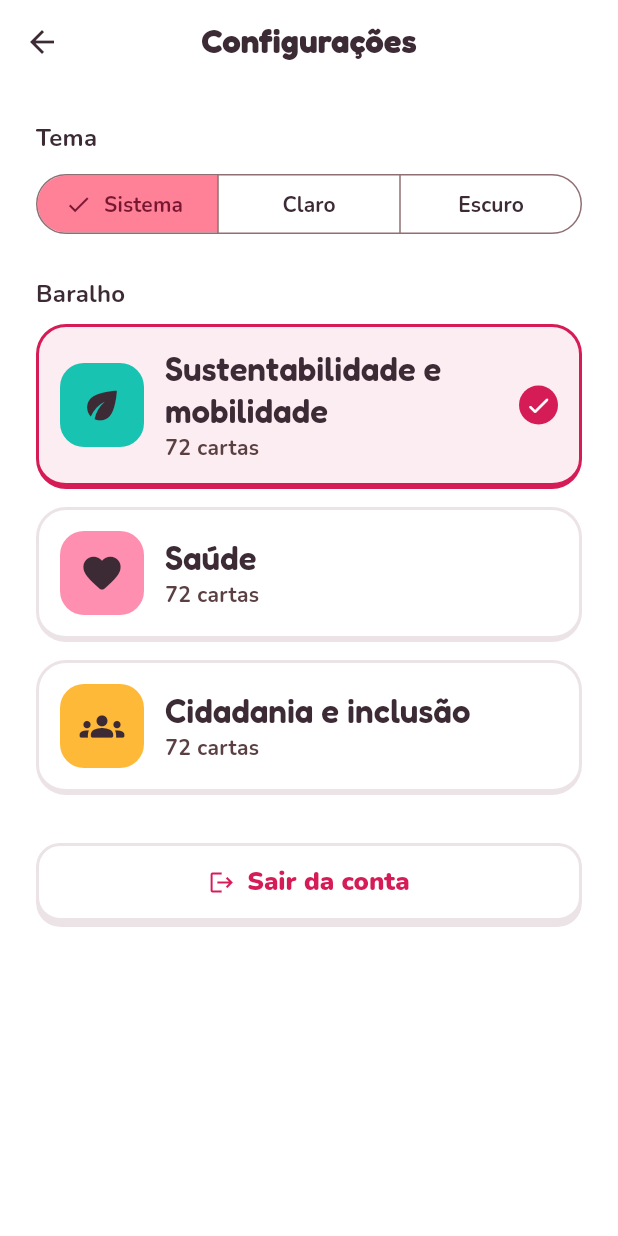
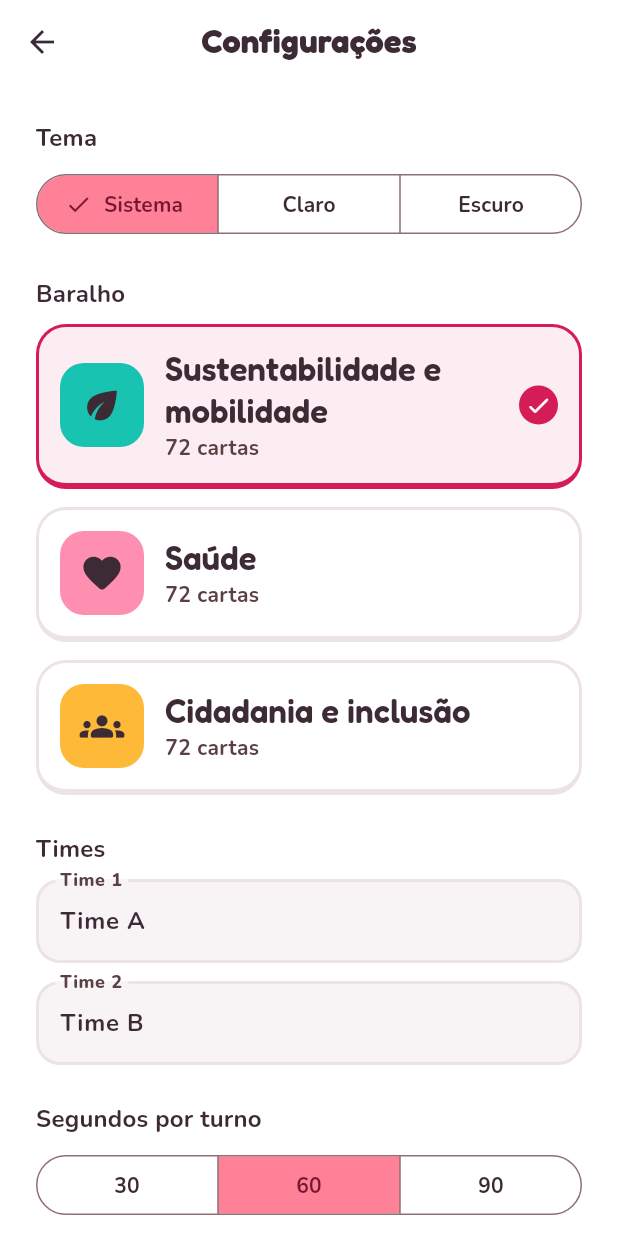
Before and after one commit to mcoldibelli/nao-pode, a Flutter app: the screen it shows once a user with an empty profile is signed in, after a tap on the "settings" icon, on a phone screen of 412 x 824 dp. Run offline on Flutter 3.47's test engine with Material 3 defaults, Android fonts, the phone set to English and light mode, and no system bars; our stand-ins replace audioplayers, firebase_auth, firebase_core, flutter_animate; accounts and stored records are empty.

Commit message:
feat: move match options to settings and start the match from Jogar

```diff
--- a/lib/domain/configuracao.dart
+++ b/lib/domain/configuracao.dart
@@ -16,4 +16,22 @@ class Configuracao {
   final int segundosPorTurno;
   final int rodadas;
   final int pulosPorTurno;
+
+  Configuracao copyWith({
+    String? nomeTimeA,
+    String? nomeTimeB,
+    Baralho? baralho,
+    int? segundosPorTurno,
+    int? rodadas,
+    int? pulosPorTurno,
+  }) {
+    return Configuracao(
+      nomeTimeA: nomeTimeA ?? this.nomeTimeA,
+      nomeTimeB: nomeTimeB ?? this.nomeTimeB,
+      baralho: baralho ?? this.baralho,
+      segundosPorTurno: segundosPorTurno ?? this.segundosPorTurno,
+      rodadas: rodadas ?? this.rodadas,
+      pulosPorTurno: pulosPorTurno ?? this.pulosPorTurno,
+    );
+  }
 }
--- a/lib/ui/tela_ajustes.dart
+++ b/lib/ui/tela_ajustes.dart
@@ -3,10 +3,17 @@ import 'package:flutter/material.dart';
 import '../data/autenticacao.dart';
 import '../data/baralhos.dart';
 import '../domain/baralho.dart';
+import '../domain/configuracao.dart';
 import 'estilo.dart';
 
 final modoDoTema = ValueNotifier(ThemeMode.system);
-final baralhoEscolhido = ValueNotifier<Baralho>(baralhos.first);
+final configuracaoDaPartida = ValueNotifier(
+  Configuracao(
+    nomeTimeA: 'Time A',
+    nomeTimeB: 'Time B',
+    baralho: baralhos.first,
+  ),
+);
 
 // Ícone e cor de cada baralho, na ordem de data/baralhos.dart.
 const _aparencia = [
@@ -15,43 +22,111 @@ const _aparencia = [
   (Icons.groups_rounded, sol),
 ];
 
-class TelaAjustes extends StatelessWidget {
+class TelaAjustes extends StatefulWidget {
   const TelaAjustes({super.key, this.sair = sairDoFirebase});
 
   final Sair sair;
 
-  void _sair(BuildContext context) {
+  @override
+  State<TelaAjustes> createState() => _TelaAjustesState();
+}
+
+class _TelaAjustesState extends State<TelaAjustes> {
+  final _times = GlobalKey<FormState>();
+  final _timeA = TextEditingController(
+    text: configuracaoDaPartida.value.nomeTimeA,
+  );
+  final _timeB = TextEditingController(
+    text: configuracaoDaPartida.value.nomeTimeB,
+  );
+
+  @override
+  void dispose() {
+    _timeA.dispose();
+    _timeB.dispose();
+    super.dispose();
+  }
+
+  void _mudar(Configuracao Function(Configuracao atual) mudanca) {
+    configuracaoDaPartida.value = mudanca(configuracaoDaPartida.value);
+  }
+
+  String? _validarNome(String? valor) {
+    if (valor == null || valor.trim().isEmpty) return 'Informe o nome do time';
+    if (_timeA.text.trim() == _timeB.text.trim()) {
+      return 'Os times precisam de nomes diferentes';
+    }
+    return null;
+  }
+
+  // Só guarda nomes válidos; com erro, a partida usa os últimos nomes válidos.
+  void _salvarTimes() {
+    if (!_times.currentState!.validate()) return;
+    _mudar(
+      (atual) => atual.copyWith(
+        nomeTimeA: _timeA.text.trim(),
+        nomeTimeB: _timeB.text.trim(),
+      ),
+    );
+  }
+
+  void _sair() {
     Navigator.popUntil(context, (rota) => rota.isFirst);
-    sair();
+    widget.sair();
+  }
+
+  Widget _titulo(String texto) => Padding(
+    padding: const EdgeInsets.only(top: 24, bottom: 8),
+    child: Text(texto, style: Theme.of(context).textTheme.titleMedium),
+  );
+
+  Widget _numeros(
+    String chave,
+    List<int> opcoes,
+    int atual,
+    Configuracao Function(Configuracao config, int valor) mudanca,
+  ) {
+    return SegmentedButton<int>(
+      key: ValueKey(chave),
+      showSelectedIcon: false,
+      segments: [
+        for (final opcao in opcoes)
+          ButtonSegment(value: opcao, label: Text('$opcao')),
+      ],
+      selected: {atual},
+      onSelectionChanged: (escolha) =>
+          _mudar((config) => mudanca(config, escolha.first)),
+    );
   }
 
   @override
   Widget build(BuildContext context) {
     return Scaffold(
       appBar: AppBar(title: const Text('Configurações')),
-      body: ListView(
-        padding: const EdgeInsets.all(24),
+      body: ValueListenableBuilder(
+        valueListenable: configuracaoDaPartida,
+        builder: (context, config, _) => ListView(
+          padding: const EdgeInsets.fromLTRB(24, 0, 24, 24),
           children: [
-          Text('Tema', style: Theme.of(context).textTheme.titleMedium),
-          const SizedBox(height: 8),
+            _titulo('Tema'),
             ValueListenableBuilder(
               valueListenable: modoDoTema,
               builder: (context, modo, _) => SegmentedButton<ThemeMode>(
                 segments: const [
-                ButtonSegment(value: ThemeMode.system, label: Text('Sistema')),
+                  ButtonSegment(
+                    value: ThemeMode.system,
+                    label: Text('Sistema'),
+                  ),
                   ButtonSegment(value: ThemeMode.light, label: Text('Claro')),
                   ButtonSegment(value: ThemeMode.dark, label: Text('Escuro')),
                 ],
                 selected: {modo},
-              onSelectionChanged: (escolha) => modoDoTema.value = escolha.first,
+                onSelectionChanged: (escolha) =>
+                    modoDoTema.value = escolha.first,
               ),
             ),
-          const SizedBox(height: 24),
-          Text('Baralho', style: Theme.of(context).textTheme.titleMedium),
-          const SizedBox(height: 8),
-          ValueListenableBuilder(
-            valueListenable: baralhoEscolhido,
-            builder: (context, escolhido, _) => Column(
+            _titulo('Baralho'),
+            Column(
               spacing: 12,
               children: [
                 for (final (i, baralho) in baralhos.indexed)
@@ -59,19 +134,63 @@ class TelaAjustes extends StatelessWidget {
                     baralho: baralho,
                     icone: _aparencia[i].$1,
                     cor: _aparencia[i].$2,
-                    escolhido: baralho == escolhido,
-                    aoEscolher: () => baralhoEscolhido.value = baralho,
+                    escolhido: baralho == config.baralho,
+                    aoEscolher: () =>
+                        _mudar((atual) => atual.copyWith(baralho: baralho)),
+                  ),
+              ],
+            ),
+            _titulo('Times'),
+            Form(
+              key: _times,
+              autovalidateMode: AutovalidateMode.onUserInteraction,
+              child: Column(
+                spacing: 12,
+                children: [
+                  TextFormField(
+                    controller: _timeA,
+                    decoration: const InputDecoration(labelText: 'Time 1'),
+                    validator: _validarNome,
+                    onChanged: (_) => _salvarTimes(),
+                  ),
+                  TextFormField(
+                    controller: _timeB,
+                    decoration: const InputDecoration(labelText: 'Time 2'),
+                    validator: _validarNome,
+                    onChanged: (_) => _salvarTimes(),
                   ),
                 ],
               ),
             ),
+            _titulo('Segundos por turno'),
+            _numeros(
+              'segundos',
+              const [30, 60, 90],
+              config.segundosPorTurno,
+              (c, v) => c.copyWith(segundosPorTurno: v),
+            ),
+            _titulo('Rodadas'),
+            _numeros(
+              'rodadas',
+              const [1, 2, 3, 4, 5],
+              config.rodadas,
+              (c, v) => c.copyWith(rodadas: v),
+            ),
+            _titulo('Pulos por turno'),
+            _numeros(
+              'pulos',
+              const [0, 1, 2, 3],
+              config.pulosPorTurno,
+              (c, v) => c.copyWith(pulosPorTurno: v),
+            ),
             const SizedBox(height: 32),
             OutlinedButton.icon(
-            onPressed: () => _sair(context),
+              onPressed: _sair,
               icon: const Icon(Icons.logout),
               label: const Text('Sair da conta'),
             ),
           ],
+        ),
       ),
     );
   }
--- a/lib/ui/tela_inicial.dart
+++ b/lib/ui/tela_inicial.dart
@@ -1,10 +1,11 @@
 import 'package:flutter/material.dart';
 import 'package:flutter_animate/flutter_animate.dart';
 import 'package:projeto/ui/tela_ajustes.dart';
-import 'package:projeto/ui/tela_configuracao.dart';
 import 'package:projeto/ui/tela_perfil.dart';
+import 'package:projeto/ui/tela_placar.dart';
 import 'package:projeto/ui/tela_tutorial.dart';
 
+import '../domain/partida.dart';
 import 'estilo.dart';
 import 'psiu.dart';
 
@@ -50,16 +51,16 @@ class TelaInicial extends StatelessWidget {
             const SizedBox(height: 12),
             Center(
               child: ValueListenableBuilder(
-                valueListenable: baralhoEscolhido,
-                builder: (context, baralho, _) =>
-                    Fala('${saudacao}Vamos de ${baralho.nome}?'),
+                valueListenable: configuracaoDaPartida,
+                builder: (context, config, _) =>
+                    Fala('${saudacao}Vamos de ${config.baralho.nome}?'),
               ),
             ).animate().fadeIn(delay: 150.ms, duration: 300.ms),
             const SizedBox(height: 40),
             ElevatedButton(
               onPressed: () => _abrir(
                 context,
-                TelaConfiguracao(baralho: baralhoEscolhido.value),
+                TelaPlacar(partida: Partida(configuracaoDaPartida.value)),
               ),
               child: const Text('Jogar'),
             ),
```
Also changed, not shown: lib/ui/tela_configuracao.dart (deleted, +0 -124 lines), 2 other files. Lines whose indentation alone changed are shown as unchanged.
